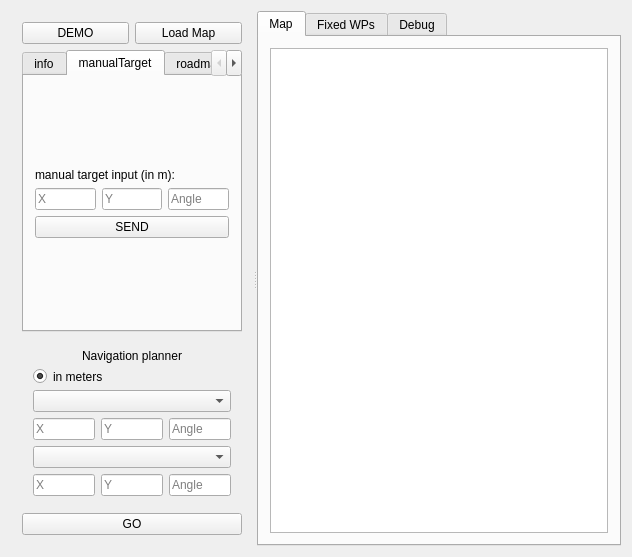
First picture: the form in skynav_gui/src/globalnav_gui.ui, repository SaxionLED/skynav, before the edit.
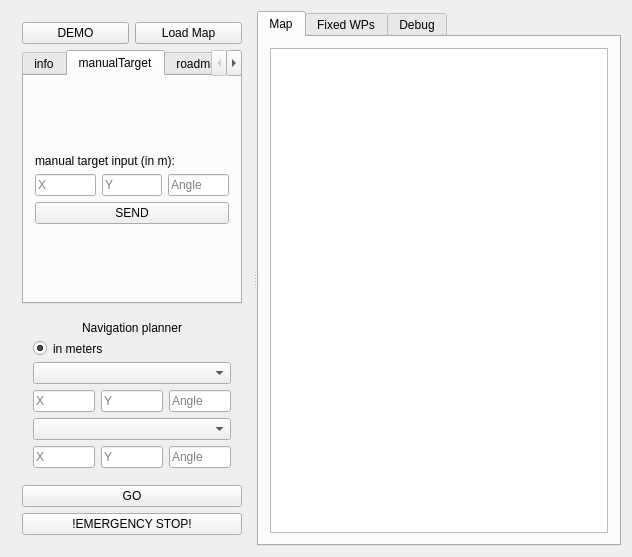
Second picture: the form after the edit.

Commit message: added emergency stop

```diff
--- a/skynav_gui/src/globalnav_gui.ui
+++ b/skynav_gui/src/globalnav_gui.ui
@@ -689,6 +689,13 @@
          </property>
         </widget>
        </item>
+       <item>
+        <widget class="QPushButton" name="emergencyStopButton">
+         <property name="text">
+          <string>!EMERGENCY STOP!</string>
+         </property>
+        </widget>
+       </item>
       </layout>
      </widget>
      <widget class="QTabWidget" name="graphics_tab">
```
The commit also changes 2 other files.
